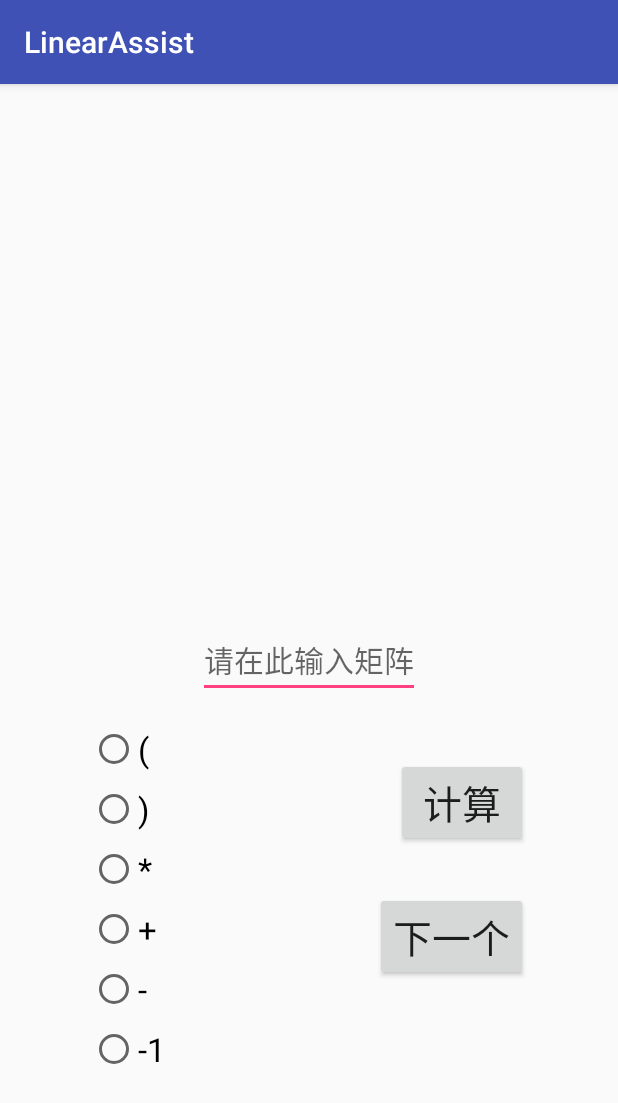
After one commit to szm981120/LinearAssistant, an Android app: the MatrixCalculationHome screen opened directly, with no data from a screen before it, on a phone screen of 412 x 824 dp. The commit adds this screen. Shown: the top 1103 px of the screen. Run offline under Robolectric (Android 15) with nearby library versions, the phone set to English and light mode, and no system bars.

Commit message:
feat: Add feature calculating elementary operation
1. Add a feature. Calculate matrix elementary operation.
2. Fix a bug when getting the inverse of matrix of order one.
3. Improve the inverse function. Return the actual inversed matrix
instead of the inversed matrix with a unit adjoint matrix on the left.
4. Make the function that turns a matrix from 2d array to String
reusable.

```diff
--- a/app/src/main/java/myapis/NumericalCalculation.java
+++ b/app/src/main/java/myapis/NumericalCalculation.java
@@ -12,6 +12,12 @@ public class NumericalCalculation {
   public boolean isNumerical(String s) {
     Pattern pattern = Pattern.compile("[0-9|\\s|\\n|\\.|-]*");
     return pattern.matcher(s).matches();
+  }
+
+  public double bigDecimalAdd(double d1, double d2, int accuracy) {
+    BigDecimal bd1 = BigDecimal.valueOf(d1);
+    BigDecimal bd2 = BigDecimal.valueOf(d2);
+    return bd1.add(bd2).setScale(accuracy, BigDecimal.ROUND_HALF_UP).doubleValue();
   }
 
   public double bigDecimalSub(double d1, double d2, int accuracy) {
--- a/app/src/main/res/layout/activity_inverse_matrix_home.xml
+++ b/app/src/main/res/layout/activity_inverse_matrix_home.xml
@@ -29,6 +29,9 @@
         android:layout_marginTop="50dp"
         android:text="求逆"
         android:textSize="26dp"
+        android:autoSizeMaxTextSize="26dp"
+        android:autoSizeMinTextSize="12dp"
+        android:maxLines="1"
         />
 
 </RelativeLayout>
--- /dev/null
+++ b/app/src/main/res/layout/activity_matrix_calculation_home.xml
@@ -0,0 +1,113 @@
+<?xml version="1.0" encoding="utf-8"?>
+<RelativeLayout
+    xmlns:android="http://schemas.android.com/apk/res/android"
+    xmlns:app="http://schemas.android.com/apk/res-auto"
+    xmlns:tools="http://schemas.android.com/tools"
+    android:layout_width="match_parent"
+    android:layout_height="match_parent"
+    tools:context=".MatrixCalculationHome"
+    >
+
+  <MyWidget.EditTextWithDel
+      android:id="@+id/matrix_content"
+      android:layout_width="wrap_content"
+      android:layout_height="wrap_content"
+      android:layout_centerInParent="true"
+      android:focusedByDefault="true"
+      android:hint="请在此输入矩阵"
+      android:inputType="textMultiLine"
+      android:selectAllOnFocus="true"
+      android:singleLine="false"
+      android:textSize="20dp"
+      />
+
+  <Button
+      android:id="@+id/calculate_button"
+      android:layout_width="wrap_content"
+      android:layout_height="wrap_content"
+      android:layout_alignParentRight="true"
+      android:layout_below="@id/matrix_content"
+      android:layout_marginRight="60dp"
+      android:layout_marginTop="40dp"
+      android:autoSizeMaxTextSize="26dp"
+      android:autoSizeMinTextSize="12dp"
+      android:maxLines="1"
+      android:text="计算"
+      android:textSize="26dp"
+      />
+
+  <Button
+      android:id="@+id/next_matrix_button"
+      android:layout_width="wrap_content"
+      android:layout_height="wrap_content"
+      android:layout_alignParentRight="true"
+      android:layout_below="@id/calculate_button"
+      android:layout_marginRight="60dp"
+      android:layout_marginTop="30dp"
+      android:autoSizeMaxTextSize="26dp"
+      android:autoSizeMinTextSize="12dp"
+      android:maxLines="1"
+      android:text="下一个"
+      android:textSize="26dp"
+      />
+  <RadioGroup
+      android:id="@+id/rg_operator"
+      android:layout_width="wrap_content"
+      android:layout_height="wrap_content"
+      android:layout_below="@id/matrix_content"
+      android:layout_marginLeft="60dp"
+      android:layout_marginTop="10dp"
+      android:orientation="vertical"
+      >
+    <RadioButton
+        android:id="@+id/left_parenthesis"
+        android:layout_width="wrap_content"
+        android:layout_height="wrap_content"
+        android:layout_marginTop="8dp"
+        android:text="("
+        android:textSize="22dp"
+        />
+    <RadioButton
+        android:id="@+id/right_parenthesis"
+        android:layout_width="wrap_content"
+        android:layout_height="wrap_content"
+        android:layout_marginTop="8dp"
+        android:text=")"
+        android:textSize="22dp"
+        />
+    <RadioButton
+        android:id="@+id/multiply"
+        android:layout_width="wrap_content"
+        android:layout_height="wrap_content"
+        android:layout_marginTop="8dp"
+        android:text="*"
+        android:textSize="22dp"
+        />
+    <RadioButton
+        android:id="@+id/addition"
+        android:layout_width="wrap_content"
+        android:layout_height="wrap_content"
+        android:layout_marginTop="8dp"
+        android:text="+"
+        android:textSize="22dp"
+        />
+    <RadioButton
+        android:id="@+id/subtraction"
+        android:layout_width="wrap_content"
+        android:layout_height="wrap_content"
+        android:layout_marginTop="8dp"
+        android:text="-"
+        android:textSize="22dp"
+        />
+    <RadioButton
+        android:id="@+id/inverse"
+        android:layout_width="wrap_content"
+        android:layout_height="wrap_content"
+        android:layout_marginTop="8dp"
+        android:text="-1"
+        android:textSize="22dp"
+        />
+  </RadioGroup>
+
+
+</RelativeLayout>
--- a/app/src/main/res/values/strings.xml
+++ b/app/src/main/res/values/strings.xml
@@ -1,3 +1,3 @@
 <resources>
-    <string name="app_name">LinearAssist</string>
+  <string name="app_name">LinearAssist</string>
 </resources>
```
Also changed, not shown: app/src/main/AndroidManifest.xml (+7 -5 lines), app/src/main/java/com/example/shen/linearassist/InverseMatrixHome.java (+5 -63 lines), app/src/main/java/com/example/shen/linearassist/MainActivity.java (+7 -1 lines), app/src/main/java/com/example/shen/linearassist/MatrixCalculationHome.java (added, +261 -0 lines), app/src/main/java/myapis/ElementaryOperation.java (added, +119 -0 lines), app/src/main/java/myapis/MatrixStringToDouble.java (+22 -2 lines), app/src/main/res/layout/activity_determinant_home.xml (+9 -5 lines), app/src/main/res/layout/activity_main.xml (+17 -9 lines), app/src/main/res/layout/activity_row_transition_home.xml (+18 -10 lines), app/build.gradle (indentation only), 1 other file. Lines whose indentation alone changed are shown as unchanged.
